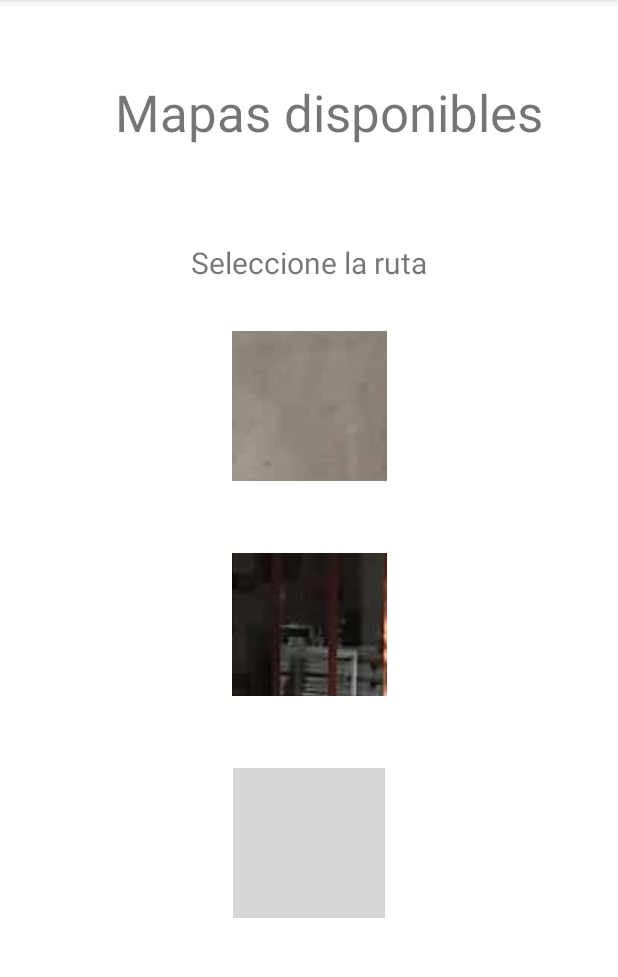
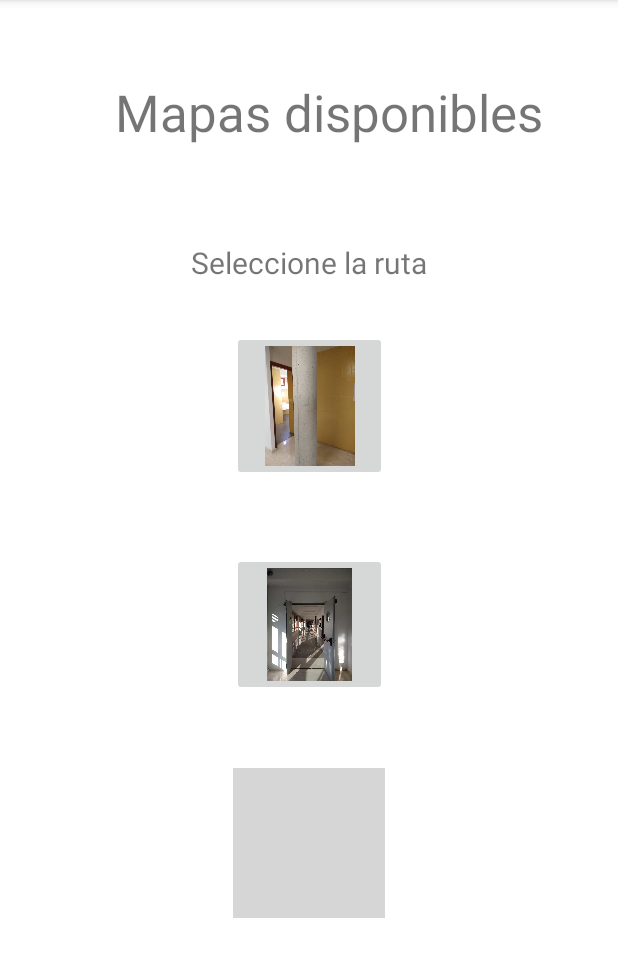
Before and after one commit to arkanto99/ETSIIT_Utilities, an Android app: the ActivitySelectRoute screen opened directly, with no data from a screen before it, on a phone screen of 412 x 824 dp, the part 84-1061 px from its top. Run offline under Robolectric (Android 15) with nearby library versions, the phone set to English and light mode, and no system bars; grey boxes are pictures that could not be loaded.

Commit message:
Modificación Imágenes Selección Ruta (Mock)

```diff
--- a/app/src/main/res/layout/activity_select_route.xml
+++ b/app/src/main/res/layout/activity_select_route.xml
@@ -35,7 +35,9 @@
         android:layout_width="103dp"
         android:layout_height="100dp"
         android:layout_marginTop="32dp"
+        android:adjustViewBounds="true"
         android:onClick="elegirRuta"
+        android:scaleType="fitCenter"
         app:layout_constraintEnd_toEndOf="parent"
         app:layout_constraintHorizontal_bias="0.501"
         app:layout_constraintStart_toStartOf="parent"
@@ -47,7 +49,9 @@
         android:layout_width="103dp"
         android:layout_height="95dp"
         android:layout_marginTop="48dp"
+        android:adjustViewBounds="true"
         android:onClick="elegirRuta"
+        android:scaleType="fitCenter"
         app:layout_constraintEnd_toEndOf="parent"
         app:layout_constraintHorizontal_bias="0.501"
         app:layout_constraintStart_toStartOf="parent"
@@ -59,7 +63,9 @@
         android:layout_width="101dp"
         android:layout_height="100dp"
         android:layout_marginTop="48dp"
+        android:adjustViewBounds="true"
         android:onClick="elegirRuta"
+        android:scaleType="fitEnd"
         app:layout_constraintEnd_toEndOf="parent"
         app:layout_constraintHorizontal_bias="0.501"
         app:layout_constraintStart_toStartOf="parent"
```
